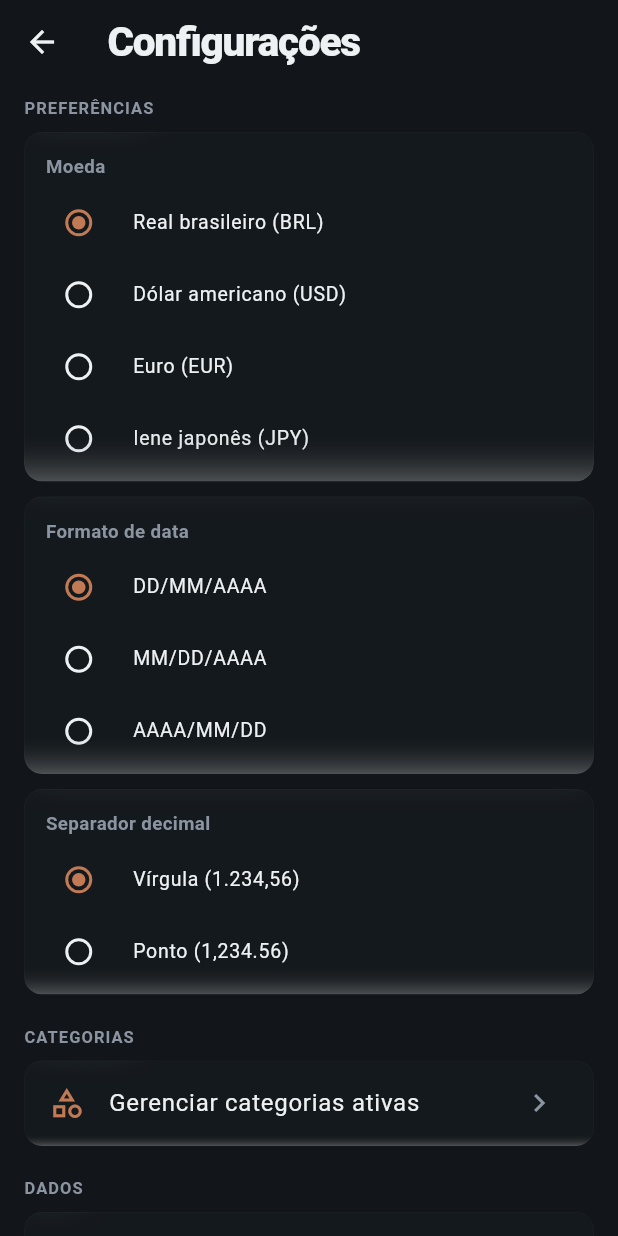
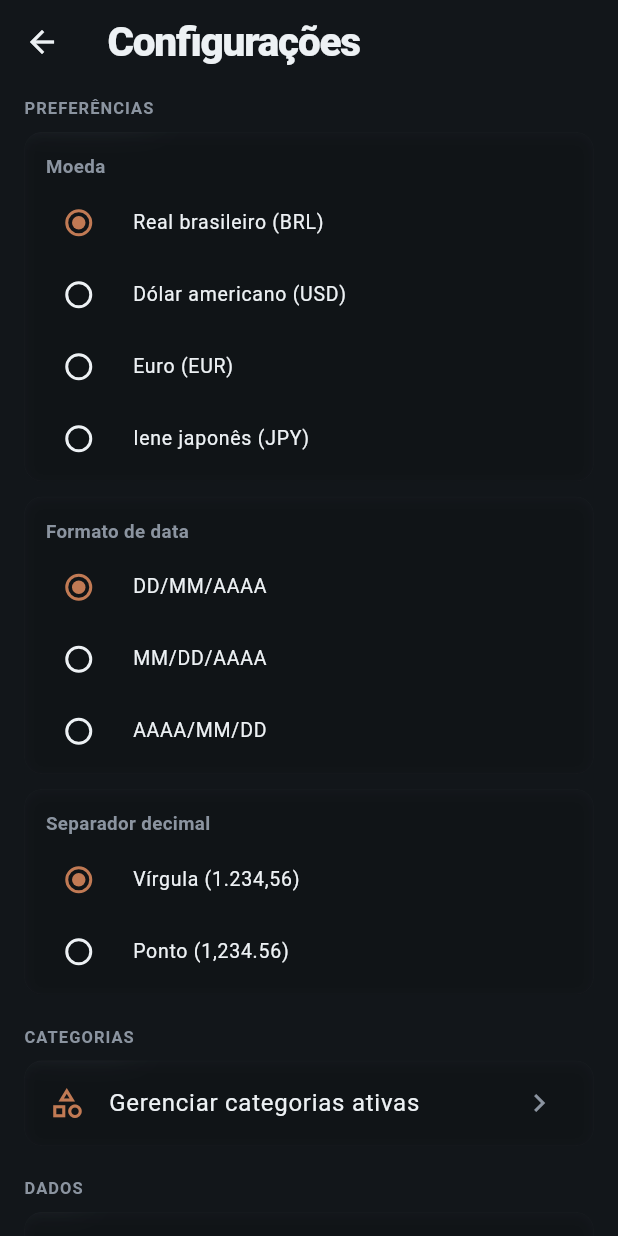
Before and after one commit to EzequielBes/finance, a Flutter app: the screen it shows after launch, after a tap on the "tune" icon, on a phone screen of 412 x 824 dp. Run offline on Flutter 3.47's test engine with Material 3 defaults, Android fonts, the phone set to English and light mode, and no system bars; our stand-ins replace csv, drift, file_picker, flutter_riverpod, flutter_slidable, share_plus; accounts and stored records are empty; generated files the repository leaves out were written again.

Commit message:
feat(mobile): troca brilho branco por sombra escura sutil, reduz borda ainda mais

```diff
--- a/mobile/lib/theme/liquid_glass_theme.dart
+++ b/mobile/lib/theme/liquid_glass_theme.dart
@@ -6,7 +6,7 @@ class LiquidGlassColors {
   static const background = Color(0xFF12161A);
   static const surface = Color(0xFF1B2127);
   static const glassFill = Color(0xFF1D2329);
-  static const glassBorder = Color(0x08FFFFFF);
+  static const glassBorder = Color(0x05FFFFFF);
   static const textPrimary = Color(0xFFEDF1F4);
   static const textSecondary = Color(0xFF8B94A0);
   static const accentPrimary = Color(0xFFC17A54);
--- a/mobile/lib/widgets/glass_card.dart
+++ b/mobile/lib/widgets/glass_card.dart
@@ -34,15 +34,9 @@ class GlassCard extends StatelessWidget {
         ),
         borderRadius: effectiveRadius,
         border: Border.all(color: LiquidGlassColors.glassBorder, width: 0.5),
-      ),
-      foregroundDecoration: BoxDecoration(
-        borderRadius: effectiveRadius,
-        gradient: const LinearGradient(
-          begin: Alignment.topCenter,
-          end: Alignment.bottomCenter,
-          colors: [Colors.transparent, Colors.white24],
-          stops: [0.85, 1.0],
-        ),
+        boxShadow: const [
+          BoxShadow(color: Colors.black26, blurRadius: 6, offset: Offset(0, 2)),
+        ],
       ),
       child: child,
     );
```
